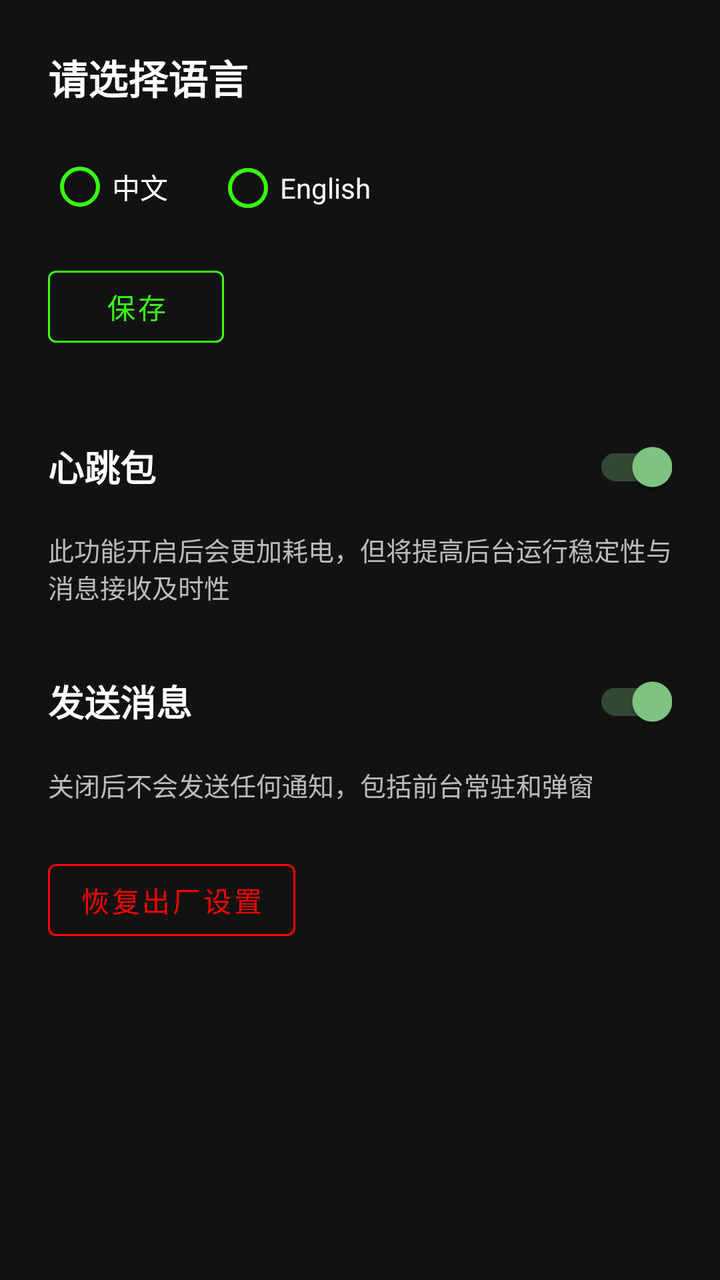
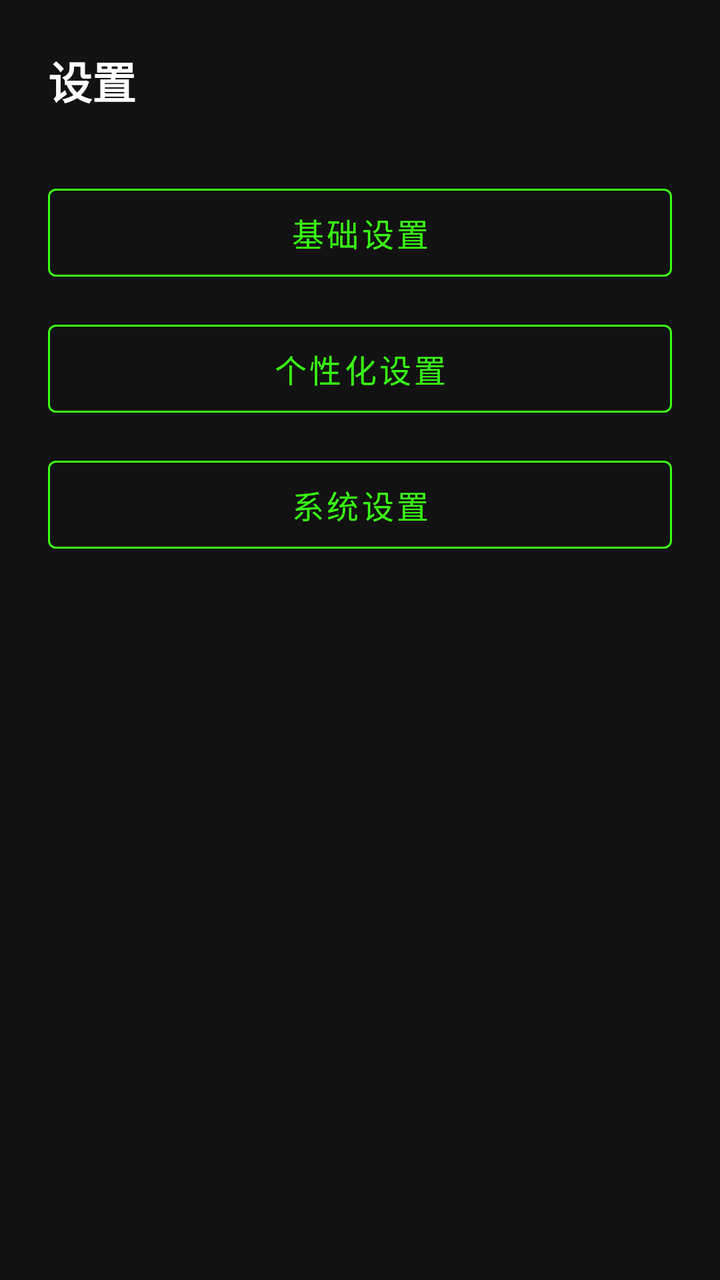

An Android layout rendered at two revisions. The XML below is the earlier revision; the diff shows what the commit changed to produce the second picture.
<!-- AndroidManifest.xml: application theme Theme.MQTTClient -->
<!-- res/layout/activity_settings.xml -->
<?xml version="1.0" encoding="utf-8"?>

<LinearLayout xmlns:android="http://schemas.android.com/apk/res/android"
    xmlns:app="http://schemas.android.com/apk/res-auto"
    android:layout_width="match_parent"
    android:layout_height="match_parent"
    android:orientation="vertical"
    android:background="#121212"
    android:padding="24dp">

    
    <TextView
        android:layout_width="wrap_content"
        android:layout_height="wrap_content"
        android:text="@string/language_label"
        android:textColor="#FFFFFF"
        android:textSize="20sp"
        android:textStyle="bold"
        android:layout_marginBottom="16dp"/>

    <RadioGroup
        android:id="@+id/radioGroupLanguage"
        android:layout_width="wrap_content"
        android:layout_height="wrap_content"
        android:orientation="horizontal"
        android:layout_marginBottom="12dp">

        <RadioButton
            android:id="@+id/radioChinese"
            android:layout_width="wrap_content"
            android:layout_height="wrap_content"
            android:text="中文"
            android:textColor="#FFFFFF"
            android:buttonTint="#39FF14"
            android:layout_marginEnd="24dp"/>

        <RadioButton
            android:id="@+id/radioEnglish"
            android:layout_width="wrap_content"
            android:layout_height="wrap_content"
            android:text="English"
            android:textColor="#FFFFFF"
            android:buttonTint="#39FF14"/>
    </RadioGroup>

    <com.google.android.material.button.MaterialButton
        android:id="@+id/btnSaveLanguage"
        style="@style/Widget.MaterialComponents.Button.OutlinedButton"
        android:layout_width="wrap_content"
        android:layout_height="wrap_content"
        android:text="@string/save"
        android:textSize="14sp"
        android:textColor="#39FF14"
        app:strokeColor="#39FF14"
        android:layout_marginBottom="32dp"/>

    
    <LinearLayout
        android:layout_width="match_parent"
        android:layout_height="wrap_content"
        android:orientation="horizontal"
        android:gravity="center_vertical"
        android:layout_marginBottom="8dp">

        <TextView
            android:layout_width="0dp"
            android:layout_height="wrap_content"
            android:layout_weight="1"
            android:text="@string/heartbeat_switch"
            android:textColor="#FFFFFF"
            android:textSize="18sp"
            android:textStyle="bold"/>

        <androidx.appcompat.widget.SwitchCompat
            android:id="@+id/switchHeartbeat"
            android:layout_width="wrap_content"
            android:layout_height="wrap_content"
            android:checked="true"/>
    </LinearLayout>

    <TextView
        android:layout_width="wrap_content"
        android:layout_height="wrap_content"
        android:text="@string/heartbeat_hint"
        android:textColor="#BBBBBB"
        android:textSize="13sp"
        android:layout_marginBottom="24dp"/>

    
    <LinearLayout
        android:layout_width="match_parent"
        android:layout_height="wrap_content"
        android:orientation="horizontal"
        android:gravity="center_vertical"
        android:layout_marginBottom="8dp">

        <TextView
            android:layout_width="0dp"
            android:layout_height="wrap_content"
            android:layout_weight="1"
            android:text="@string/send_message_switch"
            android:textColor="#FFFFFF"
            android:textSize="18sp"
            android:textStyle="bold"/>

        <androidx.appcompat.widget.SwitchCompat
            android:id="@+id/switchSendMessage"
            android:layout_width="wrap_content"
            android:layout_height="wrap_content"
            android:checked="true"/>
    </LinearLayout>

    <TextView
        android:layout_width="wrap_content"
        android:layout_height="wrap_content"
        android:text="@string/send_message_hint"
        android:textColor="#BBBBBB"
        android:textSize="13sp"
        android:layout_marginBottom="24dp"/>

    
    <com.google.android.material.button.MaterialButton
        android:id="@+id/btnFactoryReset"
        style="@style/Widget.MaterialComponents.Button.OutlinedButton"
        android:layout_width="wrap_content"
        android:layout_height="wrap_content"
        android:text="@string/factory_reset_title"
        android:textSize="14sp"
        android:textColor="#FF0000"
        app:strokeColor="#FF0000"/>
</LinearLayout>
<!-- resources referenced by this layout -->
<resources>
  <string name="factory_reset_title">恢复出厂设置</string>
  <string name="heartbeat_hint">此功能开启后会更加耗电，但将提高后台运行稳定性与消息接收及时性</string>
  <string name="heartbeat_switch">心跳包</string>
  <string name="language_label">请选择语言</string>
  <string name="save">保存</string>
  <string name="send_message_hint">关闭后不会发送任何通知，包括前台常驻和弹窗</string>
  <string name="send_message_switch">发送消息</string>
  <style name="Theme.MQTTClient" parent="Theme.MaterialComponents.DayNight.NoActionBar">
          <item name="colorPrimary">#4CAF50</item>
          <item name="colorPrimaryVariant">#388E3C</item>
          <item name="colorOnPrimary">@android:color/white</item>
          <item name="colorSecondary">#81C784</item>
      </style>
</resources>

<!-- the commit's change to res/layout/activity_settings.xml (unified diff, before → after) -->
@@ -8,124 +8,45 @@
     android:background="#121212"
     android:padding="24dp">
 
-    
     <TextView
         android:layout_width="wrap_content"
         android:layout_height="wrap_content"
-        android:text="@string/language_label"
+        android:text="@string/settings"
         android:textColor="#FFFFFF"
-        android:textSize="20sp"
+        android:textSize="22sp"
         android:textStyle="bold"
-        android:layout_marginBottom="16dp"/>
-
-    <RadioGroup
-        android:id="@+id/radioGroupLanguage"
-        android:layout_width="wrap_content"
-        android:layout_height="wrap_content"
-        android:orientation="horizontal"
-        android:layout_marginBottom="12dp">
-
-        <RadioButton
-            android:id="@+id/radioChinese"
-            android:layout_width="wrap_content"
-            android:layout_height="wrap_content"
-            android:text="中文"
-            android:textColor="#FFFFFF"
-            android:buttonTint="#39FF14"
-            android:layout_marginEnd="24dp"/>
-
-        <RadioButton
-            android:id="@+id/radioEnglish"
-            android:layout_width="wrap_content"
-            android:layout_height="wrap_content"
-            android:text="English"
-            android:textColor="#FFFFFF"
-            android:buttonTint="#39FF14"/>
-    </RadioGroup>
+        android:layout_marginBottom="32dp" />
 
     <com.google.android.material.button.MaterialButton
-        android:id="@+id/btnSaveLanguage"
+        android:id="@+id/btnBasicSettings"
         style="@style/Widget.MaterialComponents.Button.OutlinedButton"
-        android:layout_width="wrap_content"
-        android:layout_height="wrap_content"
-        android:text="@string/save"
-        android:textSize="14sp"
+        android:layout_width="match_parent"
+        android:layout_height="56dp"
+        android:text="@string/basic_settings"
+        android:textSize="16sp"
         android:textColor="#39FF14"
         app:strokeColor="#39FF14"
-        android:layout_marginBottom="32dp"/>
+        android:layout_marginBottom="12dp" />
 
-    
-    <LinearLayout
+    <com.google.android.material.button.MaterialButton
+        android:id="@+id/btnPersonalizationSettings"
+        style="@style/Widget.MaterialComponents.Button.OutlinedButton"
         android:layout_width="match_parent"
-        android:layout_height="wrap_content"
-        android:orientation="horizontal"
-        android:gravity="center_vertical"
-        android:layout_marginBottom="8dp">
+        android:layout_height="56dp"
+        android:text="@string/personalization_settings"
+        android:textSize="16sp"
+        android:textColor="#39FF14"
+        app:strokeColor="#39FF14"
+        android:layout_marginBottom="12dp" />
 
-        <TextView
-            android:layout_width="0dp"
-            android:layout_height="wrap_content"
-            android:layout_weight="1"
-            android:text="@string/heartbeat_switch"
-            android:textColor="#FFFFFF"
-            android:textSize="18sp"
-            android:textStyle="bold"/>
+    <com.google.android.material.button.MaterialButton
+        android:id="@+id/btnSystemSettings"
+        style="@style/Widget.MaterialComponents.Button.OutlinedButton"
+        android:layout_width="match_parent"
+        android:layout_height="56dp"
+        android:text="@string/system_settings"
+        android:textSize="16sp"
+        android:textColor="#39FF14"
+        app:strokeColor="#39FF14" />
 
-        <androidx.appcompat.widget.SwitchCompat
-            android:id="@+id/switchHeartbeat"
-            android:layout_width="wrap_content"
-            android:layout_height="wrap_content"
-            android:checked="true"/>
-    </LinearLayout>
-
-    <TextView
-        android:layout_width="wrap_content"
-        android:layout_height="wrap_content"
-        android:text="@string/heartbeat_hint"
-        android:textColor="#BBBBBB"
-        android:textSize="13sp"
-        android:layout_marginBottom="24dp"/>
-
-    
-    <LinearLayout
-        android:layout_width="match_parent"
-        android:layout_height="wrap_content"
-        android:orientation="horizontal"
-        android:gravity="center_vertical"
-        android:layout_marginBottom="8dp">
-
-        <TextView
-            android:layout_width="0dp"
-            android:layout_height="wrap_content"
-            android:layout_weight="1"
-            android:text="@string/send_message_switch"
-            android:textColor="#FFFFFF"
-            android:textSize="18sp"
-            android:textStyle="bold"/>
-
-        <androidx.appcompat.widget.SwitchCompat
-            android:id="@+id/switchSendMessage"
-            android:layout_width="wrap_content"
-            android:layout_height="wrap_content"
-            android:checked="true"/>
-    </LinearLayout>
-
-    <TextView
-        android:layout_width="wrap_content"
-        android:layout_height="wrap_content"
-        android:text="@string/send_message_hint"
-        android:textColor="#BBBBBB"
-        android:textSize="13sp"
-        android:layout_marginBottom="24dp"/>
-
-    
-    <com.google.android.material.button.MaterialButton
-        android:id="@+id/btnFactoryReset"
-        style="@style/Widget.MaterialComponents.Button.OutlinedButton"
-        android:layout_width="wrap_content"
-        android:layout_height="wrap_content"
-        android:text="@string/factory_reset_title"
-        android:textSize="14sp"
-        android:textColor="#FF0000"
-        app:strokeColor="#FF0000"/>
 </LinearLayout>
<!-- resource entries referenced after the edit -->
@@ -1,12 +1,9 @@
 <!-- resources referenced by this layout -->
 <resources>
-  <string name="factory_reset_title">恢复出厂设置</string>
-  <string name="heartbeat_hint">此功能开启后会更加耗电，但将提高后台运行稳定性与消息接收及时性</string>
-  <string name="heartbeat_switch">心跳包</string>
-  <string name="language_label">请选择语言</string>
-  <string name="save">保存</string>
-  <string name="send_message_hint">关闭后不会发送任何通知，包括前台常驻和弹窗</string>
-  <string name="send_message_switch">发送消息</string>
+  <string name="basic_settings">基础设置</string>
+  <string name="personalization_settings">个性化设置</string>
+  <string name="settings">设置</string>
+  <string name="system_settings">系统设置</string>
   <style name="Theme.MQTTClient" parent="Theme.MaterialComponents.DayNight.NoActionBar">
           <item name="colorPrimary">#4CAF50</item>
           <item name="colorPrimaryVariant">#388E3C</item>
